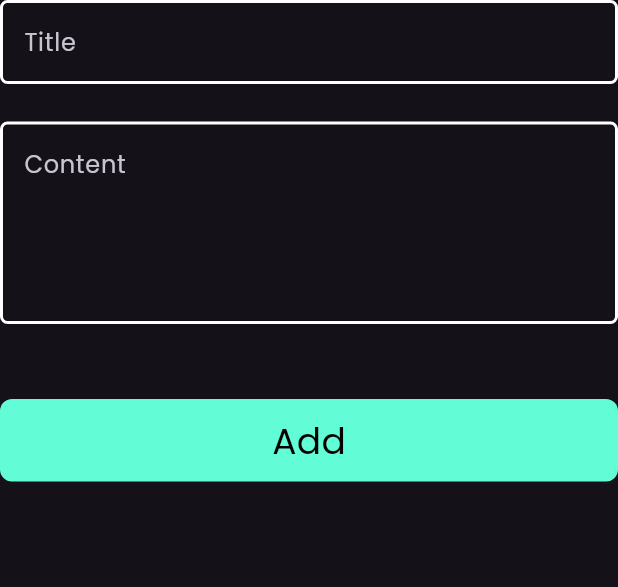
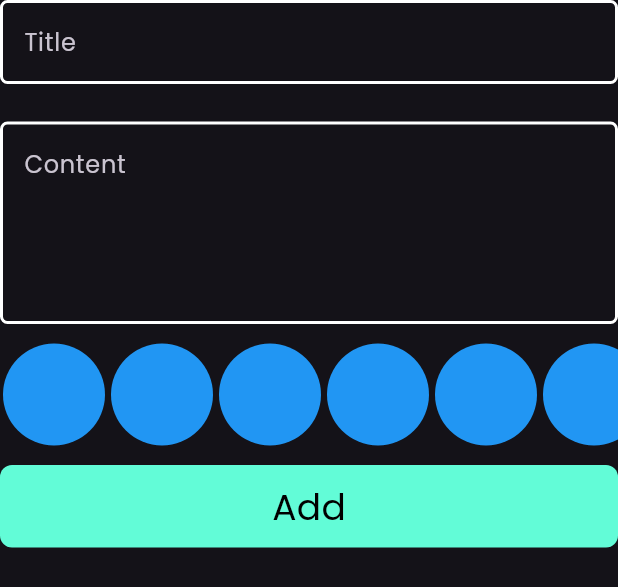
Before and after one commit to AbdelmenamAdel/Notes-App, a Flutter app: the AddNoteForm widget shown alone on an empty page, opened directly, on a phone screen of 412 x 824 dp. Shown: the top 587 px of the screen. Run offline on Flutter 3.47's test engine with Material 3 defaults, Android fonts, the phone set to English and light mode, and no system bars; our stand-ins replace bloc, flutter_bloc, font_awesome_flutter, hive, hive_flutter; accounts and stored records are empty.

Commit message:
create color list view part 1

```diff
--- a/lib/Views/widget/add_note_form.dart
+++ b/lib/Views/widget/add_note_form.dart
@@ -40,7 +40,9 @@ class _AddNoteFormState extends State<AddNoteForm> {
               content = value;
             },
           ),
-          const SizedBox(height: 50),
+          const SizedBox(height: 12),
+          const ColorsListView(),
+          const SizedBox(height: 12),
           BlocBuilder<AddNoteCubit, AddNoteState>(
             builder: (context, state) {
               return CustomButton(
@@ -70,3 +72,34 @@ class _AddNoteFormState extends State<AddNoteForm> {
     );
   }
 }
+
+class ColorItem extends StatelessWidget {
+  const ColorItem({super.key});
+
+  @override
+  Widget build(BuildContext context) {
+    return const CircleAvatar(
+      radius: 35,
+      backgroundColor: Colors.blue,
+    );
+  }
+}
+
+class ColorsListView extends StatelessWidget {
+  const ColorsListView({super.key});
+
+  @override
+  Widget build(BuildContext context) {
+    return SizedBox(
+      height: 70,
+      child: ListView.builder(
+        scrollDirection: Axis.horizontal,
+        itemCount: 10,
+        itemBuilder: (context, index) => const Padding(
+          padding: EdgeInsets.all(1.0),
+          child: ColorItem(),
+        ),
+      ),
+    );
+  }
+}
```
